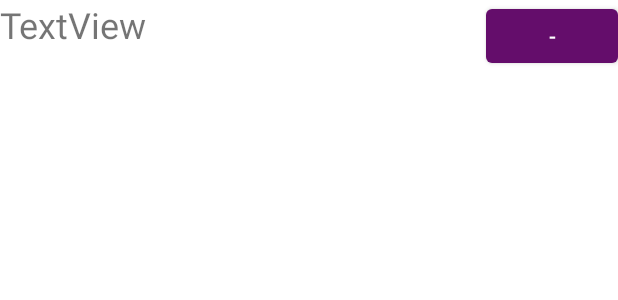
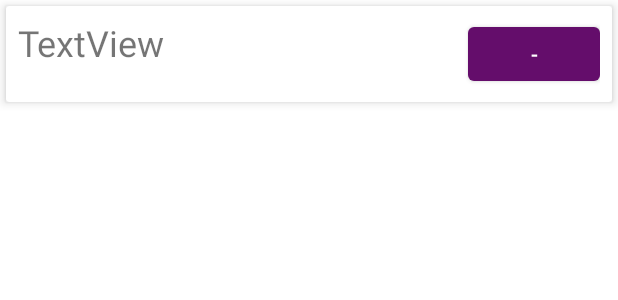
Before and after one commit to OverlordAlex/Fitocrazy, an Android app: the layout fragment_exercise_component_row.xml on its own in the app's theme, with its tools: preview values and no code run, on a phone screen of 412 x 824 dp. Shown: the top 300 px of the screen. Run offline under Robolectric (Android 15) with nearby library versions, the phone set to English and light mode, and no system bars.

Commit message:
A little styling and exercise fetching

```diff
--- a/app/src/main/java/com/itsabugnotafeature/fitocrazy/common/ExerciseDB.kt
+++ b/app/src/main/java/com/itsabugnotafeature/fitocrazy/common/ExerciseDB.kt
@@ -218,6 +218,9 @@ interface ExerciseDao {
     @Query("SELECT * FROM ExerciseModel")
     suspend fun getAllExercises(): List<ExerciseWithComponentModel>
 
+    @Query("SELECT EM.exerciseId, displayName, basePoints, bodyPartChips FROM exerciseexercisecomponentcrossref CR JOIN exercisemodel EM ON EM.exerciseId=CR.exerciseId WHERE CR.componentId = :componentId")
+    suspend fun getExerciseDetailsWithComponent(componentId: Long): List<ExerciseModel>
+
     @Query("SELECT * FROM ExerciseModel WHERE exerciseId = :id")
     suspend fun getExerciseDetails(id: Long): ExerciseWithComponentModel?
 
--- a/app/src/main/res/layout/fragment_exercise_component_row.xml
+++ b/app/src/main/res/layout/fragment_exercise_component_row.xml
@@ -1,9 +1,16 @@
 <?xml version="1.0" encoding="utf-8"?>
-<androidx.constraintlayout.widget.ConstraintLayout xmlns:android="http://schemas.android.com/apk/res/android"
+<androidx.cardview.widget.CardView xmlns:android="http://schemas.android.com/apk/res/android"
     xmlns:app="http://schemas.android.com/apk/res-auto"
     xmlns:tools="http://schemas.android.com/tools"
     android:layout_width="match_parent"
-    android:layout_height="wrap_content">
+    android:layout_height="wrap_content"
+    android:layout_margin="4dp"
+    app:cardElevation="4dp">
+
+    <androidx.constraintlayout.widget.ConstraintLayout
+        android:layout_width="match_parent"
+        android:layout_height="wrap_content"
+        android:padding="8dp">
 
         <TextView
             android:id="@+id/label_componentName"
@@ -25,9 +32,11 @@
         <LinearLayout
             android:id="@+id/layout_listExercisesUsingComponent"
             android:layout_width="match_parent"
-        android:layout_height="0dp"
+            android:layout_height="wrap_content"
             android:orientation="vertical"
             app:layout_constraintBottom_toBottomOf="parent"
             app:layout_constraintTop_toBottomOf="@id/btn_deleteComponent"
             tools:layout_editor_absoluteX="1dp"></LinearLayout>
     </androidx.constraintlayout.widget.ConstraintLayout>
+
+</androidx.cardview.widget.CardView>
```
Also changed, not shown: app/src/main/java/com/itsabugnotafeature/fitocrazy/ui/exercises_and_components/ExerciseAndComponents.kt (+16 -4 lines), app/src/main/res/layout/fragment_exercise_component.xml (+15 -5 lines). Lines whose indentation alone changed are shown as unchanged.
